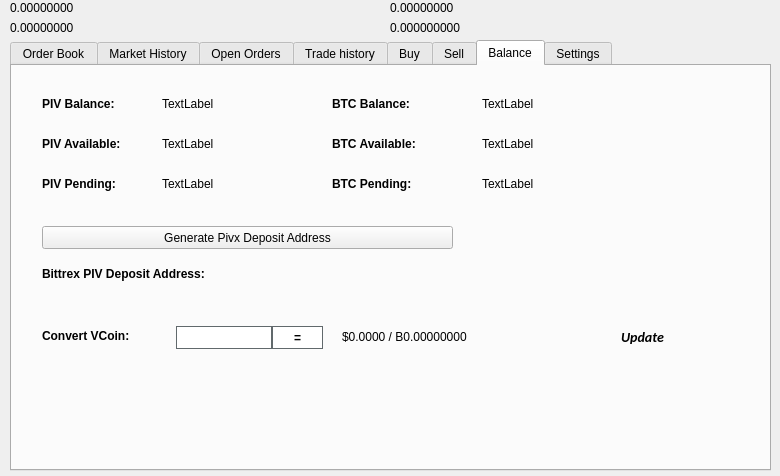
The window that src/qt/forms/tradingdialog.ui (blocknetdx/blocknet) describes before a commit, drawn with Qt 5.
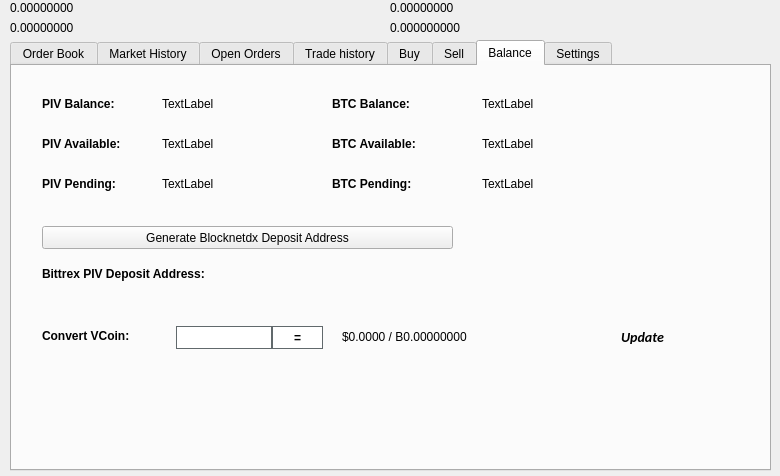
The same window after the commit. The open tabs and pages were chosen to show the change. Icons and pictures are not drawn.

Diff of the .ui file:
```diff
--- a/src/qt/forms/tradingdialog.ui
+++ b/src/qt/forms/tradingdialog.ui
@@ -2941,7 +2941,7 @@
       </rect>
      </property>
      <property name="text">
-      <string>Generate Pivx Deposit Address</string>
+      <string>Generate Blocknetdx Deposit Address</string>
      </property>
      <property name="icon">
       <iconset resource="../pivx.qrc">
```
Left out of the diff: 14 changed lines with no effect on the pictures.
